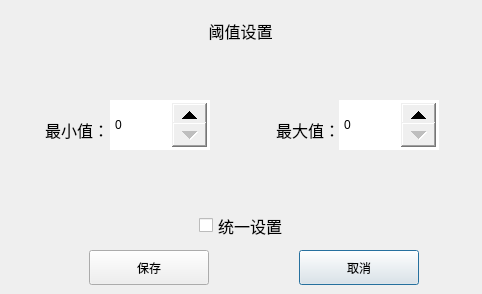
Above: BusBar-Qt/setting/setthreshold/setthresholddlg.ui from ChinaClever/BusBar before the change. Below: the same form after it.
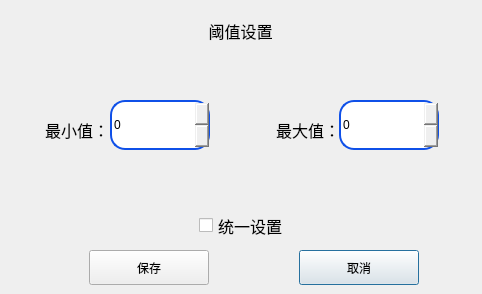
That is the form after the change. Icons and pictures are not drawn. Custom widgets are drawn as their Qt base class.

Patch:
```diff
--- a/BusBar-Qt/setting/setthreshold/setthresholddlg.ui
+++ b/BusBar-Qt/setting/setthreshold/setthresholddlg.ui
@@ -46,12 +46,26 @@
 {
 	width: 35px;
 	height: 25px;
+	border-left-width:1px;
+	border-left-color:darkgray;
+	border-left-style:solid;
+	border-top-right-radius:3px;
+	image: url(:/new/prefix1/image/up.png);
 }
 
 QSpinBox::down-button
 {
 	width: 35px;
 	height: 25px;
+	border-left-width:1px;
+	border-left-color:darkgray;
+	border-left-style:solid;	
+	border-bottom-right-radius:3px;
+	image: url(:/new/prefix1/image/down.png);
+}
+QSpinBox{
+border:2px solid rgb(15,80,232);
+border-radius:15px
 }</string>
    </property>
    <property name="maximum">
@@ -112,12 +126,26 @@
 {
 	width: 35px;
 	height: 25px;
+	border-left-width:1px;
+	border-left-color:darkgray;
+	border-left-style:solid;
+	border-top-right-radius:3px;
+	image: url(:/new/prefix1/image/up.png);
 }
 
 QSpinBox::down-button
 {
 	width: 35px;
 	height: 25px;
+	border-left-width:1px;
+	border-left-color:darkgray;
+	border-left-style:solid;	
+	border-bottom-right-radius:3px;
+	image: url(:/new/prefix1/image/down.png);
+}
+QSpinBox{
+border:2px solid rgb(15,80,232);
+border-radius:15px
 }</string>
    </property>
    <property name="suffix">
```
